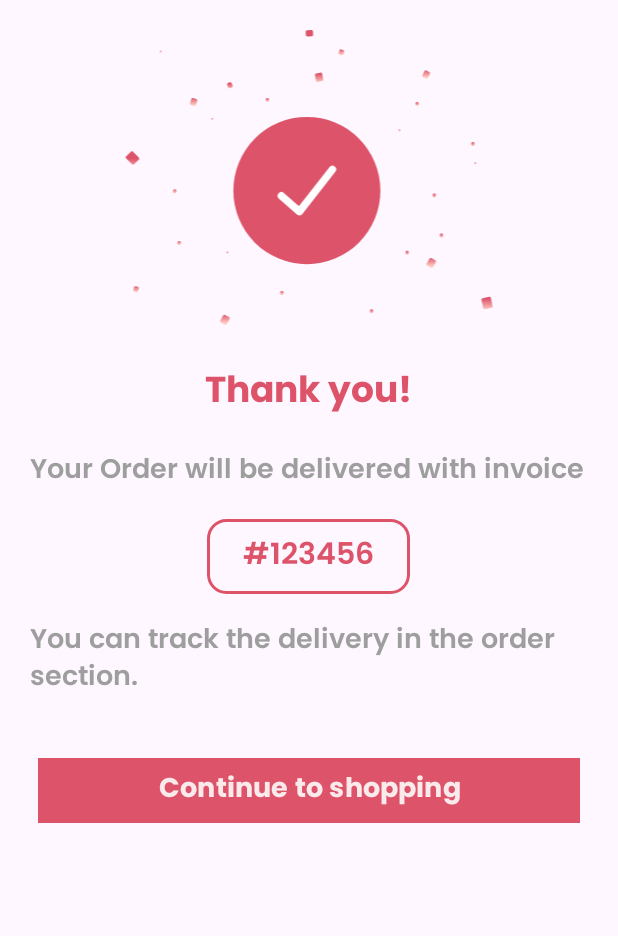
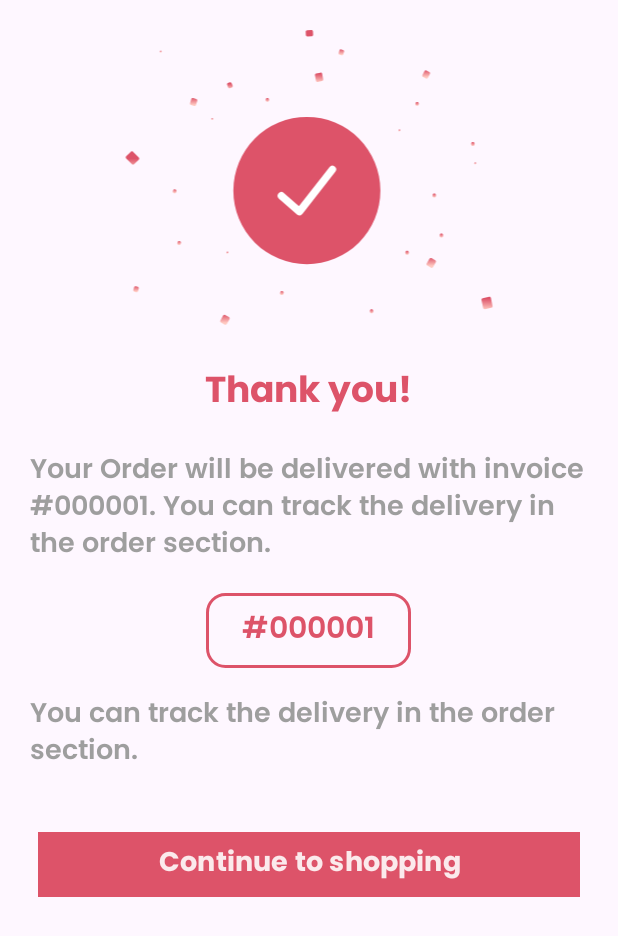
Before and after one commit to mthu1174/CakeEatEasy, an Android app: the SuccessCheckoutActivity screen opened directly, with no data from a screen before it, on a phone screen of 412 x 824 dp. Shown: the top 936 px of the screen. Run offline under Robolectric (Android 15) with nearby library versions, the phone set to English and light mode, and no system bars.

Commit message:
con lai 30/6

```diff
--- a/app/src/main/java/com/finalterm/cakeeateasy/connectors/DatabaseHelper.java
+++ b/app/src/main/java/com/finalterm/cakeeateasy/connectors/DatabaseHelper.java
@@ -30,6 +30,14 @@ public class DatabaseHelper extends SQLiteOpenHelper {
     public static final String COLUMN_CUSTOMER_EMAIL = "CustomerEmail";
     public static final String COLUMN_CUSTOMER_PHONE = "CustomerPhoneNumber";
     public static final String COLUMN_CUSTOMER_DOB = "CustomerDOB";
+
+    // --- ORDERS TABLE ---
+    public static final String TABLE_ORDERS = "orders";
+    public static final String COLUMN_INVOICE_ID = "invoice_id";
+    public static final String COLUMN_ORDER_CUSTOMER_NAME = "customer_name";
+    public static final String COLUMN_ORDER_DATE = "order_date";
+    public static final String COLUMN_TOTAL_AMOUNT = "total_amount";
+    public static final String COLUMN_ORDER_STATUS = "status";
 
     private Context context;
     private SQLiteDatabase database;
@@ -199,4 +207,33 @@ public class DatabaseHelper extends SQLiteOpenHelper {
 
         return database.insert(TABLE_CUSTOMER, null, values);
     }
+
+    /**
+     * Create orders table if it doesn't exist
+     */
+    public void createOrdersTableIfNotExists() {
+        openDatabase();
+        String CREATE_ORDERS_TABLE = "CREATE TABLE IF NOT EXISTS " + TABLE_ORDERS + " ("
+                + COLUMN_INVOICE_ID + " INTEGER PRIMARY KEY AUTOINCREMENT,"
+                + COLUMN_ORDER_CUSTOMER_NAME + " TEXT NOT NULL,"
+                + COLUMN_ORDER_DATE + " TEXT NOT NULL,"
+                + COLUMN_TOTAL_AMOUNT + " REAL NOT NULL,"
+                + COLUMN_ORDER_STATUS + " TEXT NOT NULL"
+                + ");";
+        database.execSQL(CREATE_ORDERS_TABLE);
+    }
+
+    /**
+     * Insert a new order and return the invoice_id
+     */
+    public long insertOrder(String customerName, String orderDate, double totalAmount, String status) {
+        createOrdersTableIfNotExists();
+        ContentValues values = new ContentValues();
+        values.put(COLUMN_ORDER_CUSTOMER_NAME, customerName);
+        values.put(COLUMN_ORDER_DATE, orderDate);
+        values.put(COLUMN_TOTAL_AMOUNT, totalAmount);
+        values.put(COLUMN_ORDER_STATUS, status);
+        long invoiceId = database.insert(TABLE_ORDERS, null, values);
+        return invoiceId;
+    }
 }
--- a/app/src/main/java/com/finalterm/cakeeateasy/screens/SuccessCheckoutActivity.java
+++ b/app/src/main/java/com/finalterm/cakeeateasy/screens/SuccessCheckoutActivity.java
@@ -1,6 +1,9 @@
 package com.finalterm.cakeeateasy.screens;
 
+import android.content.Intent;
 import android.os.Bundle;
+import android.widget.Button;
+import android.widget.TextView;
 
 import androidx.activity.EdgeToEdge;
 import androidx.appcompat.app.AppCompatActivity;
@@ -9,6 +12,11 @@ import androidx.core.view.ViewCompat;
 import androidx.core.view.WindowInsetsCompat;
 
 import com.finalterm.cakeeateasy.R;
+import com.finalterm.cakeeateasy.connectors.DatabaseHelper;
+
+import java.text.SimpleDateFormat;
+import java.util.Date;
+import java.util.Locale;
 
 public class SuccessCheckoutActivity extends AppCompatActivity {
 
@@ -22,5 +30,30 @@ public class SuccessCheckoutActivity extends AppCompatActivity {
             v.setPadding(systemBars.left, systemBars.top, systemBars.right, systemBars.bottom);
             return insets;
         });
+
+        // Insert a new order and get the invoice number
+        DatabaseHelper dbHelper = new DatabaseHelper(this);
+        String customerName = "Guest"; // TODO: Replace with actual customer if available
+        String orderDate = new SimpleDateFormat("yyyy-MM-dd HH:mm:ss", Locale.getDefault()).format(new Date());
+        double totalAmount = 0; // TODO: Replace with actual total if available
+        String status = "completed";
+        long invoiceId = dbHelper.insertOrder(customerName, orderDate, totalAmount, status);
+
+        // Display the invoice number
+        TextView tvInvoice = findViewById(R.id.tv_invoice);
+        tvInvoice.setText(String.format("#%06d", invoiceId));
+
+        // Update the thank you message to include the invoice number
+        TextView tvMessage = findViewById(R.id.txt_thank_you_invoice);
+        tvMessage.setText("Your Order will be delivered with invoice #" + String.format("%06d", invoiceId) + ". You can track the delivery in the order section.");
+
+        // Handle continue shopping button
+        Button btnContinue = findViewById(R.id.btn_continue_shopping);
+        btnContinue.setOnClickListener(v -> {
+            Intent intent = new Intent(SuccessCheckoutActivity.this, MainActivity.class);
+            intent.addFlags(Intent.FLAG_ACTIVITY_CLEAR_TOP | Intent.FLAG_ACTIVITY_NEW_TASK);
+            startActivity(intent);
+            finish();
+        });
     }
 }
```
